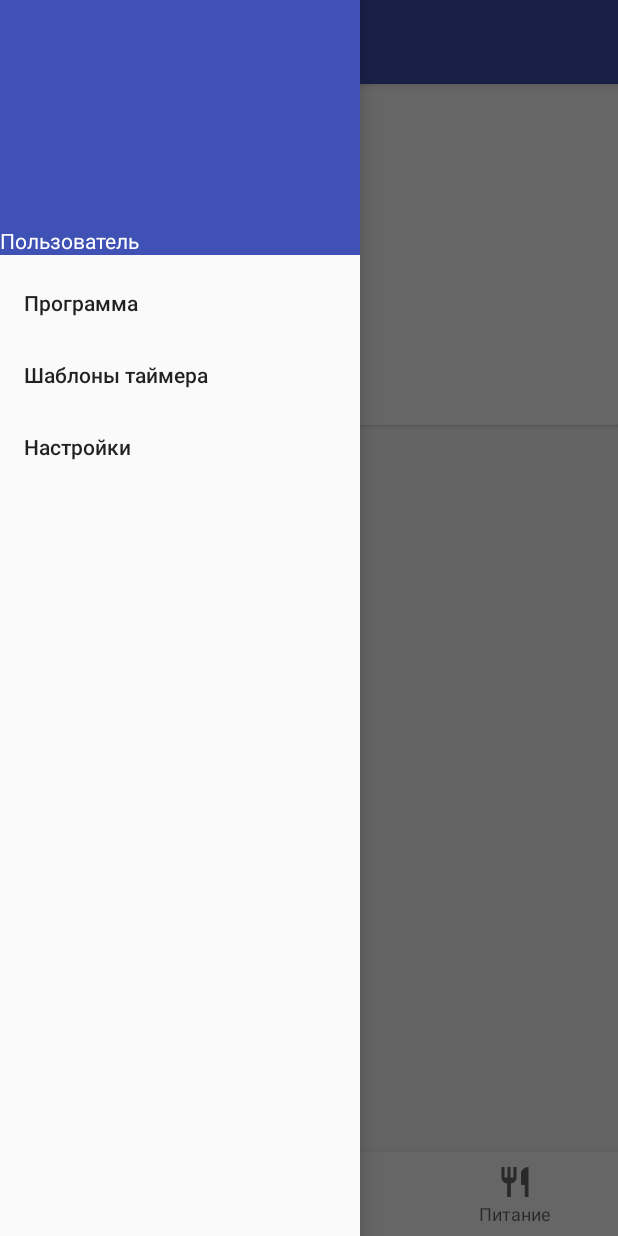
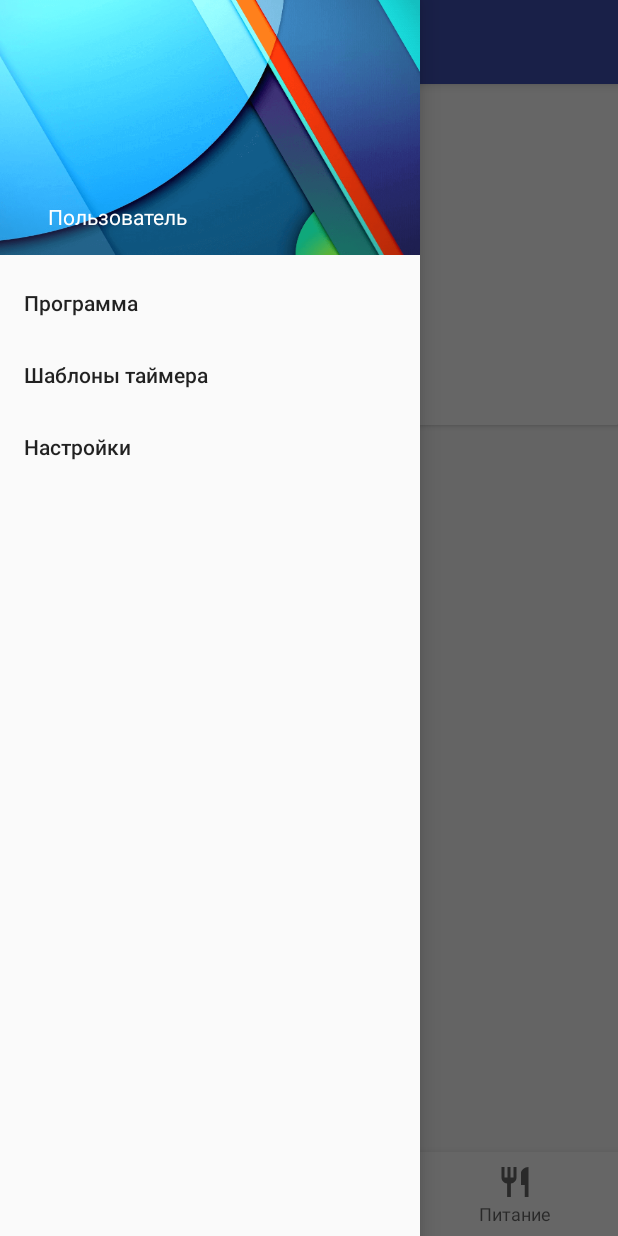
Before and after one commit to theimaginationless/sportdiary, an Android app: the screen it shows after launch (GeneralActivity), with the side drawer open, on a phone screen of 412 x 824 dp. Run offline under Robolectric (Android 15) with nearby library versions, the phone set to English and light mode, and no system bars; libraries missing offline, so code that uses them is left out: com.github.mikephil.charting; 30 statements that could not run were skipped.

Commit message:
Little visual changes

```diff
--- a/app/src/main/java/com/app/dmitryteplyakov/sportdiary/Overview/OverviewFragment.java
+++ b/app/src/main/java/com/app/dmitryteplyakov/sportdiary/Overview/OverviewFragment.java
@@ -5,6 +5,7 @@ import android.content.SharedPreferences;
 import android.graphics.Color;
 import android.os.Bundle;
 import android.support.v4.app.Fragment;
+import android.support.v4.content.ContextCompat;
 import android.support.v7.preference.PreferenceManager;
 import android.util.Log;
 import android.view.LayoutInflater;
@@ -70,6 +71,9 @@ public class OverviewFragment extends Fragment {
         mLineChart.getAxisLeft().setGranularityEnabled(true);
         mLineChart.getAxisLeft().setGranularity(1f);
         mLineChart.setNoDataText(getString(R.string.overview_fragment_no_data_for_graph));
+
+        mLineChart.getXAxis().setDrawGridLines(false);
+
         SharedPreferences sp = PreferenceManager.getDefaultSharedPreferences(getActivity());
         boolean legendSwitch = sp.getBoolean("switch_on_legend", true);
         mLineChart.getLegend().setEnabled(legendSwitch);
@@ -146,9 +150,9 @@ public class OverviewFragment extends Fragment {
         Collections.reverse(labels);
 
         LineDataSet dataset = new LineDataSet(entries, getString(R.string.action_nutrition_tab_title));
-        dataset.setFillColor(Color.GREEN);
-        dataset.setColor(Color.GREEN);
-        dataset.setFillAlpha(100);
+        dataset.setFillColor(ContextCompat.getColor(getActivity(), R.color.colorPrimary));
+        dataset.setColor(ContextCompat.getColor(getActivity(), R.color.colorPrimary));
+        dataset.setFillAlpha(200);
         dataset.setHighlightEnabled(false);
         dataset.setValueTextSize(10f);
         dataset.setDrawFilled(true);
@@ -196,9 +200,9 @@ public class OverviewFragment extends Fragment {
         }
         Collections.reverse(exEntries);
         LineDataSet exDataset = new LineDataSet(exEntries, getString(R.string.action_training_tab_title));
-        exDataset.setFillColor(Color.RED);
-        exDataset.setColor(Color.RED);
-        exDataset.setFillAlpha(100);
+        exDataset.setFillColor(ContextCompat.getColor(getActivity(), R.color.colorAccent));
+        exDataset.setColor(ContextCompat.getColor(getActivity(), R.color.colorAccent));
+        exDataset.setFillAlpha(255);
         exDataset.setHighlightEnabled(false);
         exDataset.setValueTextSize(10f);
         exDataset.setDrawFilled(true);
--- a/app/src/main/res/layout/activity_fragment.xml
+++ b/app/src/main/res/layout/activity_fragment.xml
@@ -53,6 +53,6 @@
 
         app:headerLayout="@layout/drawer_header"
         app:menu="@menu/drawer_menu"
-        android:layout_width="240dp"
+        android:layout_width="wrap_content"
         android:layout_height="match_parent"/>
 </android.support.v4.widget.DrawerLayout>
--- a/app/src/main/res/layout/drawer_header.xml
+++ b/app/src/main/res/layout/drawer_header.xml
@@ -2,16 +2,20 @@
 <LinearLayout xmlns:android="http://schemas.android.com/apk/res/android"
               xmlns:tools="http://schemas.android.com/tools"
               android:orientation="vertical"
-              android:background="?attr/colorPrimary"
+              android:background="@drawable/bg"
               android:gravity="bottom"
               android:theme="@style/ThemeOverlay.AppCompat.Dark"
               android:layout_width="match_parent"
               android:layout_height="170dp">
     <TextView
         android:id="@+id/username"
+        android:layout_marginLeft="16dp"
+        android:padding="16dp"
+        android:textSize="14sp"
+        android:textStyle="normal"
         android:textAppearance="@style/TextAppearance.AppCompat.Body1"
         tools:text="Username"
-        android:layout_width="match_parent"
+        android:layout_width="wrap_content"
         android:layout_height="wrap_content"/>
 
 </LinearLayout>
```
Also changed, not shown: app/src/main/res/drawable-xxhdpi/bg.png (added).
